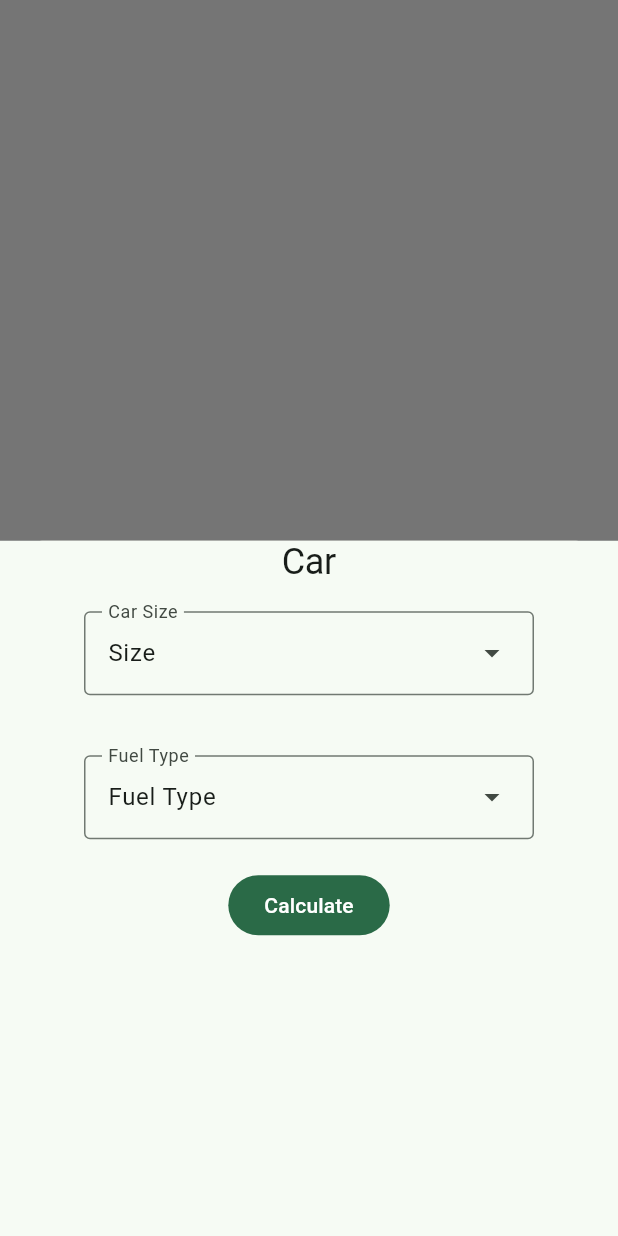
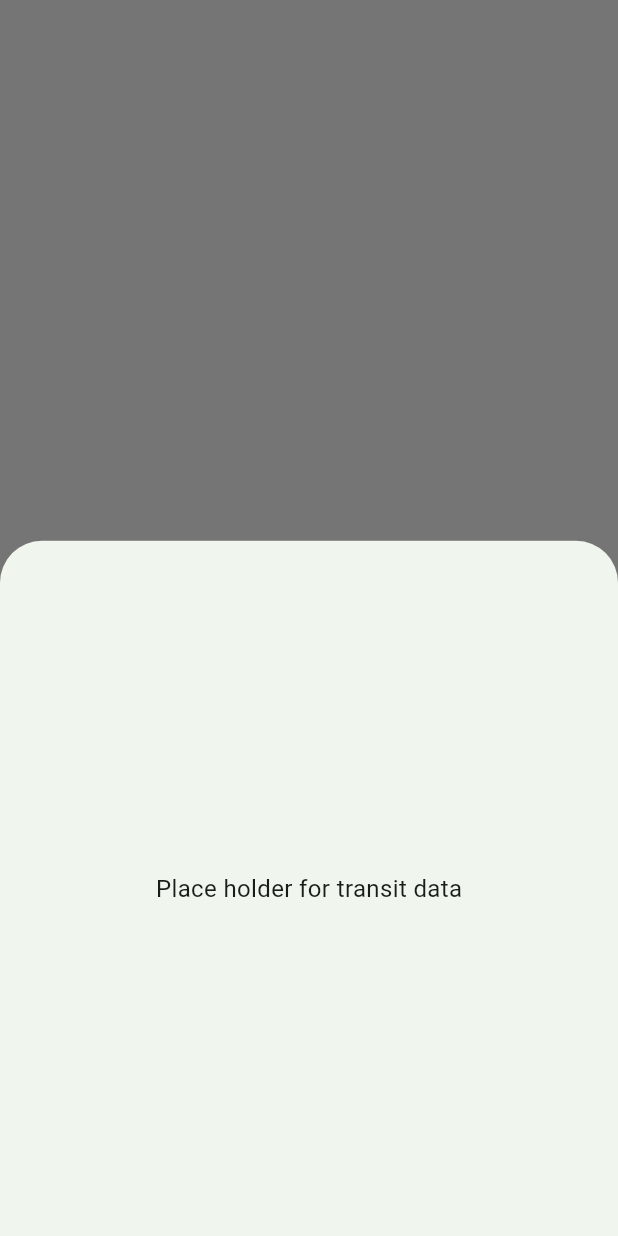
Before and after one commit to chissanupongkha/the_carbon_conscious_traveller_fork, a Flutter app: the TransportMode widget shown alone on an empty page, opened directly, after a tap on the "train" icon, on a phone screen of 412 x 824 dp. Run offline on Flutter 3.47's test engine with Material 3 defaults, Android fonts, the phone set to English and light mode, and no system bars; our stand-ins replace google_maps_flutter; missing offline and left inert: flutter_google_places_sdk, flutter_polyline_points; statements that could not run were skipped.

Commit message:
Refactor vehicle settings UI code
Signed-off-by: Paola <paolareategui@hotmail.com>

```diff
--- a/lib/widgets/transport_mode.dart
+++ b/lib/widgets/transport_mode.dart
@@ -2,7 +2,11 @@ import 'package:flutter/material.dart';
 import 'package:provider/provider.dart';
 import 'package:the_carbon_conscious_traveller/models/coordinates_model.dart';
 import 'package:the_carbon_conscious_traveller/models/polyline_model.dart';
+import 'package:the_carbon_conscious_traveller/widgets/travel_mode_flying.dart';
+import 'package:the_carbon_conscious_traveller/widgets/travel_mode_transit.dart';
+import 'package:the_carbon_conscious_traveller/widgets/vehicle_settings_bottom_sheet.dart';
 import 'package:the_carbon_conscious_traveller/widgets/vehicle_settings_car.dart';
+import 'package:the_carbon_conscious_traveller/widgets/vehicle_settings_motorcyle.dart';
 
 class TransportMode extends StatefulWidget {
   const TransportMode({super.key});
@@ -63,11 +67,30 @@ class _TransportModeState extends State<TransportMode> {
     });
   }
 
+  // void _showModalBottomSheet() {
+  //   final polylineModel = Provider.of<PolylineModel>(context, listen: false);
+  //   String travelMode = polylineModel.mode;
+
+  //   showModalBottomSheet<void>(
+  //     context: context,
+  //     builder: (BuildContext context) {
+  //       if (travelMode == "motorcycling") {
+  //         return const MotorcyleSettings();
+  //       } else if (travelMode == "transit") {
+  //         return const Transit();
+  //       } else if (travelMode == "flying") {
+  //         return const Flying();
+  //       }
+  //       return const CarSettings();
+  //     },
+  //   );
+  // }
+
   void _showModalBottomSheet() {
     showModalBottomSheet<void>(
       context: context,
       builder: (BuildContext context) {
-        return const CarSettings();
+        return const TravelModeBottomSheet();
       },
     );
   }
--- /dev/null
+++ b/lib/widgets/travel_mode_transit.dart
@@ -0,0 +1,23 @@
+import 'package:flutter/material.dart';
+
+class Transit extends StatefulWidget {
+  const Transit({super.key});
+
+  @override
+  State<Transit> createState() => _TransitState();
+}
+
+class _TransitState extends State<Transit> {
+  @override
+  Widget build(BuildContext context) {
+    return const SizedBox(
+      width: 600,
+      child: Column(
+        mainAxisAlignment: MainAxisAlignment.center,
+        children: [
+          Text("Place holder for transit data"),
+        ],
+      ),
+    );
+  }
+}
--- /dev/null
+++ b/lib/widgets/vehicle_settings_bottom_sheet.dart
@@ -0,0 +1,29 @@
+import 'package:flutter/material.dart';
+import 'package:provider/provider.dart';
+import 'package:the_carbon_conscious_traveller/models/polyline_model.dart';
+import 'package:the_carbon_conscious_traveller/widgets/travel_mode_flying.dart';
+import 'package:the_carbon_conscious_traveller/widgets/travel_mode_transit.dart';
+import 'package:the_carbon_conscious_traveller/widgets/vehicle_settings_car.dart';
+import 'package:the_carbon_conscious_traveller/widgets/vehicle_settings_motorcyle.dart';
+
+class TravelModeBottomSheet extends StatelessWidget {
+  const TravelModeBottomSheet({super.key});
+
+  @override
+  Widget build(BuildContext context) {
+    final polylineModel = Provider.of<PolylineModel>(context, listen: false);
+    String travelMode = polylineModel.mode;
+    return Builder(
+      builder: (context) {
+        if (travelMode == "motorcycling") {
+          return const MotorcyleSettings();
+        } else if (travelMode == "transit") {
+          return const Transit();
+        } else if (travelMode == "flying") {
+          return const Flying();
+        }
+        return const CarSettings();
+      },
+    );
+  }
+}
```
Also changed, not shown: lib/widgets/google_places_view.dart (+23 -1 lines), lib/widgets/travel_mode_flying.dart (added, +23 -0 lines), lib/widgets/vehicle_settings_motorcyle.dart (added, +73 -0 lines).
